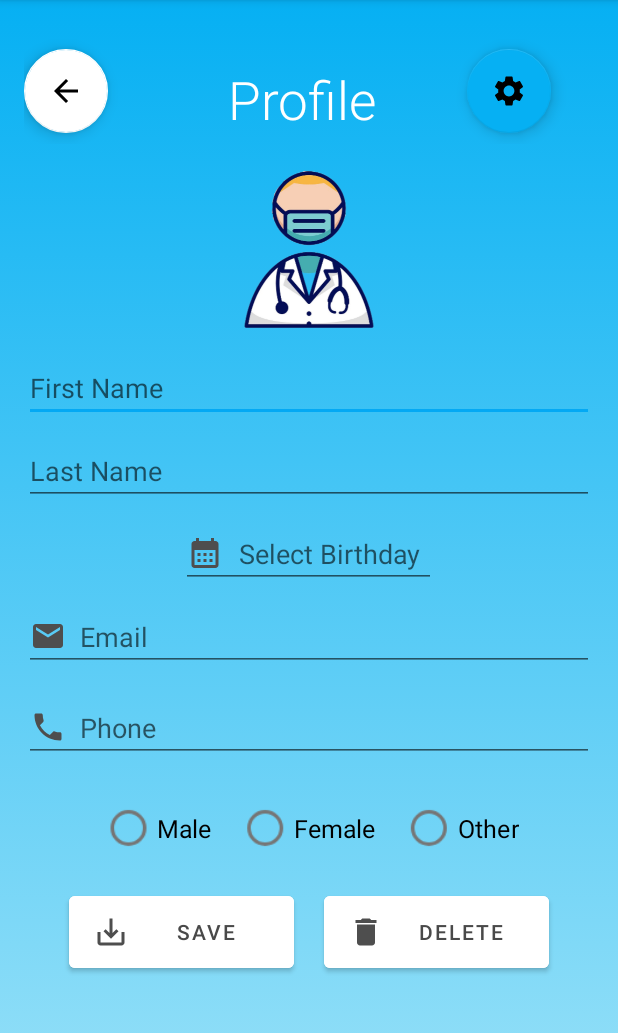
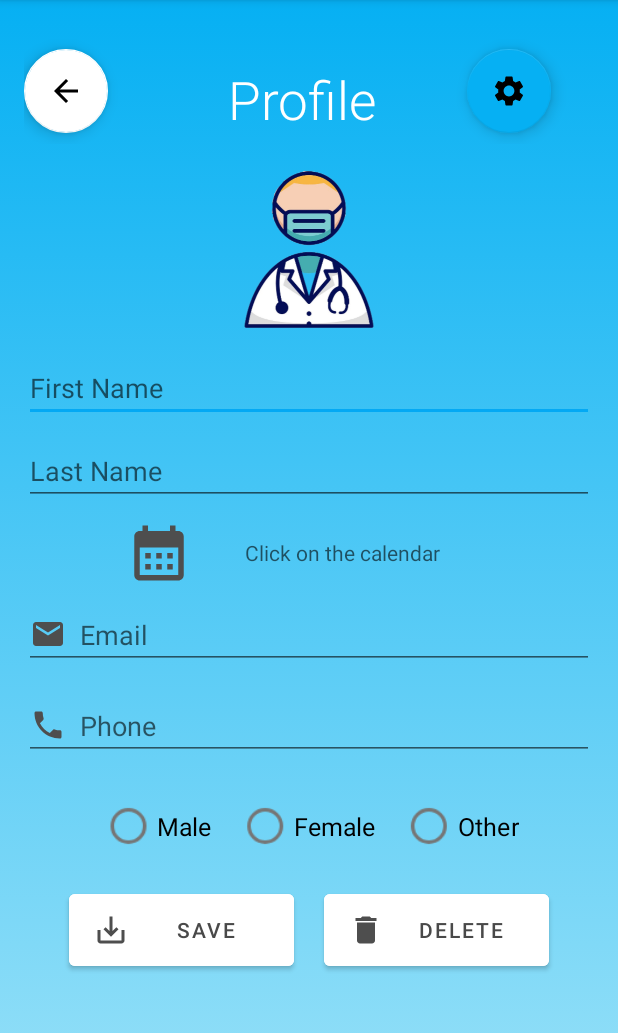
Before and after one commit to The-Doctors-PM/project-m, an Android app: the ProfileActivity screen opened directly, with no data from a screen before it, on a phone screen of 412 x 824 dp, the part 84-1117 px from its top. Run offline under Robolectric (Android 15) with nearby library versions, the phone set to English and light mode, and no system bars.

Commit message:
Birthday bugfix

```diff
--- a/app/src/main/java/com/example/feelingfinder/Profile/ProfileActivity.java
+++ b/app/src/main/java/com/example/feelingfinder/Profile/ProfileActivity.java
@@ -10,8 +10,10 @@ import android.view.View;
 import android.widget.Button;
 import android.widget.DatePicker;
 import android.widget.EditText;
+import android.widget.ImageView;
 import android.widget.RadioButton;
 import android.widget.RadioGroup;
+import android.widget.TextView;
 import android.widget.Toast;
 
 import androidx.appcompat.app.AlertDialog;
@@ -27,7 +29,9 @@ import java.util.Calendar;
 
 public class ProfileActivity extends AppCompatActivity {
 
-    EditText firstName, lastName, etDate, email, phone;
+    EditText firstName, lastName, email, phone;
+    ImageView calendarIV;
+    TextView etDate;
     RadioGroup gender;
     RadioButton selectedGender;
     Button saveButton, deleteButton;
@@ -52,6 +56,8 @@ public class ProfileActivity extends AppCompatActivity {
         deleteButton = findViewById(R.id.deleteButtonProfile);
         backButton = findViewById(R.id.toolbar);
         settingsButton = findViewById(R.id.settingsButton);
+        calendarIV = findViewById(R.id.calendarButton);
+        calendarIV.setClickable(true);
 
         Calendar calendar  = Calendar.getInstance();
         final int year = calendar.get(Calendar.YEAR);
@@ -80,7 +86,7 @@ public class ProfileActivity extends AppCompatActivity {
             }
         });
 
-        etDate.setOnClickListener(new View.OnClickListener() {
+        calendarIV.setOnClickListener(new View.OnClickListener() {
             @Override
             public void onClick(View v) {
                 DatePickerDialog datePickerDialog = new DatePickerDialog(
@@ -168,22 +174,44 @@ public class ProfileActivity extends AppCompatActivity {
         int currentDay = calendar.get(Calendar.DAY_OF_MONTH);
 
         String[] dobParts = etDate.getText().toString().split("/");
-        int selectedYear = Integer.parseInt(dobParts[2]);
-        int selectedMonth = Integer.parseInt(dobParts[1]);
-        int selectedDay = Integer.parseInt(dobParts[0]);
-
+        int selectedYear = -1;
+        int selectedMonth = -1;
+        int selectedDay = -1;
+        etDate.setFocusable(true);
+        etDate.setFocusableInTouchMode(true);
+        if (dobParts.length < 2){
+            etDate.requestFocus();
+            etDate.setError("You must choose a birthday");
+            return;
+        }
+        else{
+            selectedYear = Integer.parseInt(dobParts[2]);
+            selectedMonth = Integer.parseInt(dobParts[1]);
+            selectedDay = Integer.parseInt(dobParts[0]);
+        }
+        if (selectedDay == -1){
+            etDate.requestFocus();
+            etDate.setError("You must choose a birthday!");
+            return;
+        }
+        else{
             if (currentYear - selectedYear < 10) {
+                etDate.requestFocus();
                 etDate.setError("You must be older than 10 years old");
                 return;
             } else if (currentYear - selectedYear == 10) {
                 if (currentMonth < selectedMonth) {
+                    etDate.requestFocus();
                     etDate.setError("You must be older than 10 years old");
                     return;
                 } else if (currentMonth == selectedMonth && currentDay < selectedDay) {
+                    etDate.requestFocus();
                     etDate.setError("You must be older than 10 years old");
                     return;
                 }
             }
+        }
+
 
         int selectedGenderId = gender.getCheckedRadioButtonId();
         if (selectedGenderId != -1) {
--- a/app/src/main/res/layout/activity_profile.xml
+++ b/app/src/main/res/layout/activity_profile.xml
@@ -69,15 +69,30 @@
         android:layout_marginTop="10dp"
         android:maxLength="10"/>
 
-    <EditText
-        android:id="@+id/et_date"
-        android:layout_width="170dp"
-        android:layout_height="wrap_content"
+    <LinearLayout
+        android:layout_width="wrap_content"
+        android:layout_height="44dp"
         android:layout_gravity="center"
-        android:hint=" Select Birthday"
-        android:textAlignment="center"
         android:layout_marginTop="10dp"
-        android:drawableLeft="@drawable/ic_calendar"/>
+        android:orientation="horizontal">
+
+        <ImageView
+            android:id="@+id/calendarButton"
+            android:layout_width="44dp"
+            android:layout_height="44dp"
+            android:layout_weight="1"
+            android:clickable="true"
+            app:srcCompat="@drawable/ic_calendar" />
+
+        <TextView
+            android:id="@+id/et_date"
+            android:layout_width="200dp"
+            android:layout_height="44dp"
+            android:clickable="false"
+            android:gravity="center"
+            android:hint="Click on the calendar"
+            android:textAlignment="center" />
+    </LinearLayout>
 
     <EditText
         android:id="@+id/email"
```
Lines whose indentation alone changed are shown as unchanged.
